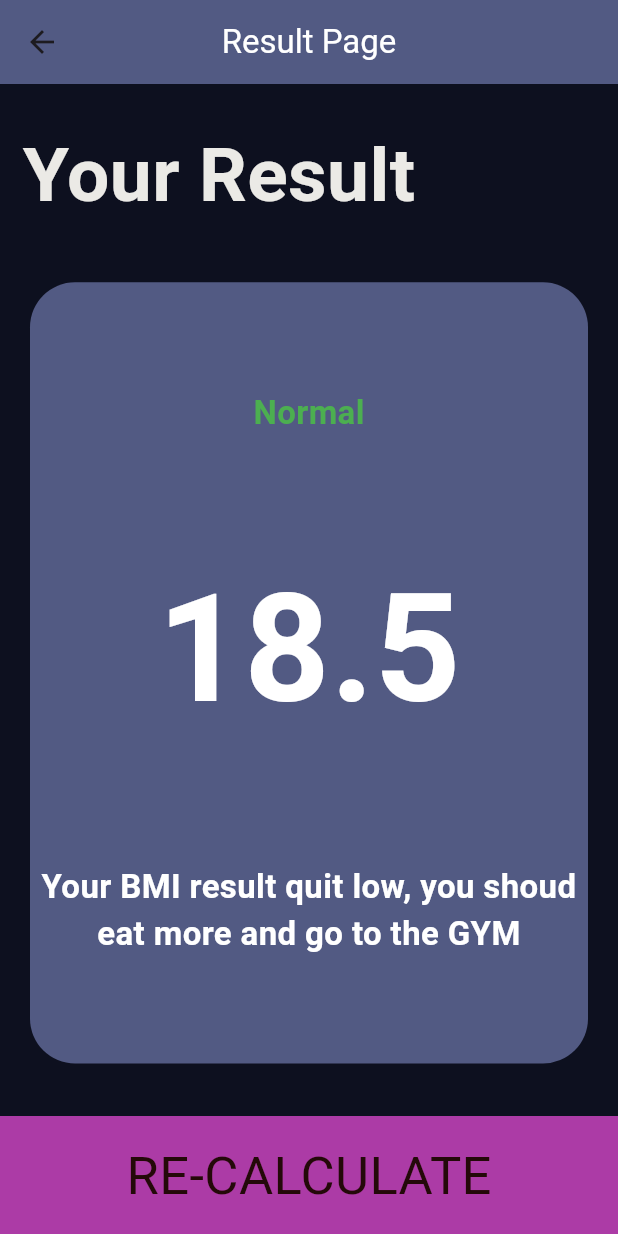
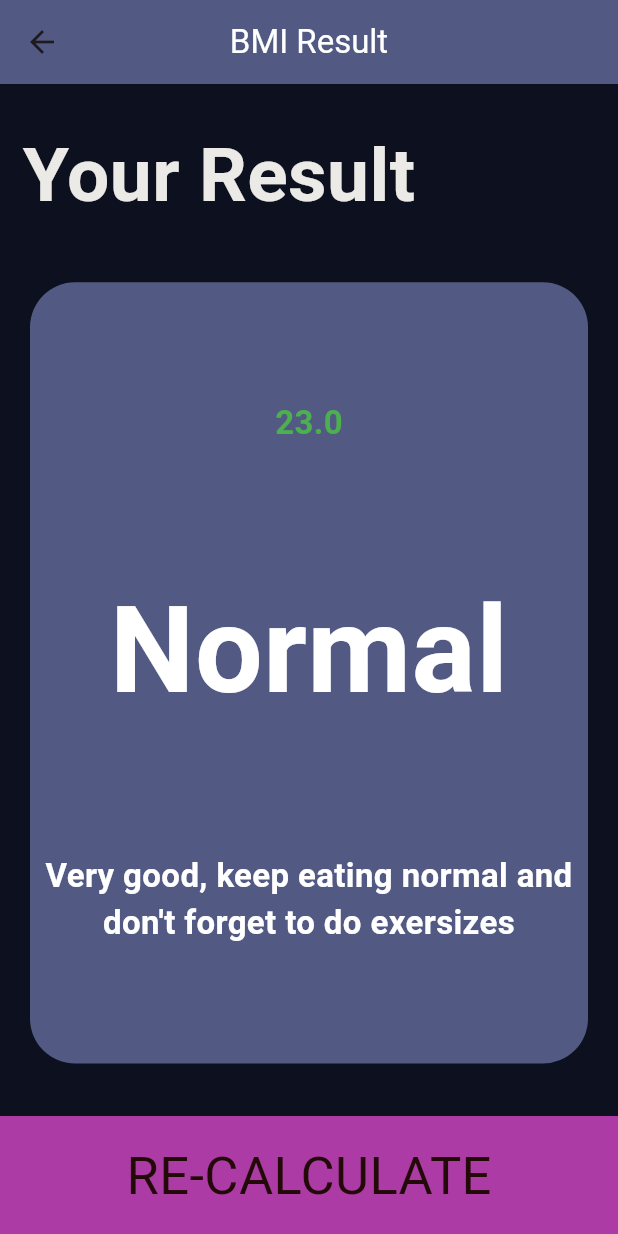
Before and after one commit to Altynbek2021/BMI_Calculator, a Flutter app: the screen it shows after launch, after a tap on "CALCULATE", on a phone screen of 412 x 824 dp. Run offline on Flutter 3.47's test engine with Material 3 defaults, Android fonts, the phone set to English and light mode, and no system bars; our stand-ins replace font_awesome_flutter.

Commit message:
finished project

```diff
--- /dev/null
+++ b/lib/components/calculator_brain.dart
@@ -0,0 +1,34 @@
+import 'dart:math';
+
+class CalculatorBrain {
+  CalculatorBrain({required this.heiight, required this.weiight});
+  final int heiight;
+  final int weiight;
+
+  double _bmi = 0.0;
+
+  String calculateBMI() {
+    _bmi = weiight / pow(heiight / 100, 2);
+    return _bmi.toStringAsFixed(1);
+  }
+
+  String getResult() {
+    if (_bmi >= 25) {
+      return 'Overweight';
+    } else if (_bmi > 18.25) {
+      return "Normal";
+    } else {
+      return "Underweight";
+    }
+  }
+
+  String getInterpretation() {
+    if (_bmi >= 25) {
+      return 'You have to go GYM and eat less';
+    } else if (_bmi > 18.25) {
+      return "Very good, keep eating normal and don't forget to do exersizes";
+    } else {
+      return "Ohhh, you gotta eat more ";
+    }
+  }
+}
--- a/lib/constants.dart
+++ b/lib/constants.dart
@@ -13,6 +13,6 @@ const ktitleLblstyle = TextStyle(
 const kTextstyle =
     TextStyle(color: Colors.green, fontWeight: FontWeight.bold, fontSize: 22.0);
 const kBMItextStyle =
-    TextStyle(color: Colors.white, fontSize: 100, fontWeight: FontWeight.bold);
+    TextStyle(color: Colors.white, fontSize: 80, fontWeight: FontWeight.bold);
 const kBodyTextstyle =
     TextStyle(color: Colors.white, fontSize: 22, fontWeight: FontWeight.bold);
--- a/lib/pages/ResultPage.dart
+++ b/lib/pages/ResultPage.dart
@@ -4,15 +4,22 @@ import 'package:bmi_calculator/constants.dart';
 import 'package:flutter/material.dart';
 
 class Resultpage extends StatelessWidget {
-  const Resultpage({super.key});
+  const Resultpage(
+      {super.key,
+      required this.bmiResult,
+      required this.resultText,
+      required this.interpretation});
+  final String bmiResult;
+  final String resultText;
+  final String interpretation;
 
   @override
   Widget build(BuildContext context) {
     return Scaffold(
       appBar: AppBar(
-        title: const Text(
-          "Result Page",
-          style: TextStyle(color: Colors.white),
+        title: Text(
+          "BMI Result",
+          style: const TextStyle(color: Colors.white),
         ),
         backgroundColor: const Color.fromARGB(255, 82, 90, 131),
         centerTitle: true,
@@ -24,12 +31,12 @@ class Resultpage extends StatelessWidget {
           children: [
             Expanded(
               child: Container(
-                padding: EdgeInsets.all(15),
+                padding: const EdgeInsets.all(15),
                 alignment: Alignment.bottomLeft,
                 child: const Text("Your Result", style: ktitleLblstyle),
               ),
             ),
-            const Expanded(
+            Expanded(
               flex: 5,
               child: Cards(
                   colour: activeBlankColor,
@@ -37,15 +44,17 @@ class Resultpage extends StatelessWidget {
                     mainAxisAlignment: MainAxisAlignment.spaceEvenly,
                     children: [
                       Text(
-                        "Normal",
+                        bmiResult,
+                        maxLines: 1,
                         style: kTextstyle,
                       ),
                       Text(
-                        "18.5",
+                        resultText,
+                        maxLines: 1,
                         style: kBMItextStyle,
                       ),
                       Text(
-                        "Your BMI result quit low, you shoud eat more and go to the GYM",
+                        interpretation,
                         textAlign: TextAlign.center,
                         style: kBodyTextstyle,
                       )
--- a/lib/pages/input_page.dart
+++ b/lib/pages/input_page.dart
@@ -1,5 +1,6 @@
 import 'package:bmi_calculator/components/bottom_button.dart';
 import 'package:bmi_calculator/components/blank_widget.dart';
+import 'package:bmi_calculator/components/calculator_brain.dart';
 import 'package:bmi_calculator/components/round_icon.dart';
 import 'package:bmi_calculator/constants.dart';
 import 'package:bmi_calculator/components/icon_context.dart';
@@ -206,8 +207,18 @@ class _InputPageState extends State<InputPage> {
           ),
           Bottom_button(
             nextpage: () {
-              Navigator.push(context,
-                  MaterialPageRoute(builder: (context) => const Resultpage()));
+              CalculatorBrain calc =
+                  CalculatorBrain(heiight: height, weiight: weight);
+              Navigator.push(
+                context,
+                MaterialPageRoute(
+                  builder: (context) => Resultpage(
+                    bmiResult: calc.calculateBMI(),
+                    resultText: calc.getResult(),
+                    interpretation: calc.getInterpretation(),
+                  ),
+                ),
+              );
             },
             buttomTitle: 'CALCULATE',
           )
```
